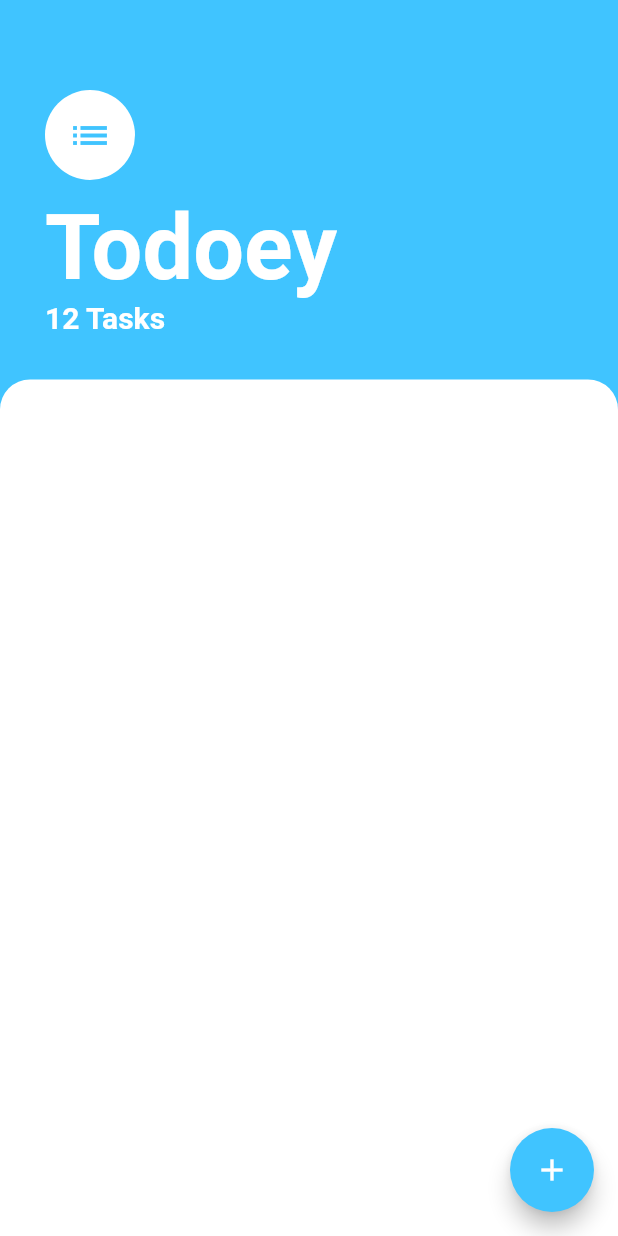
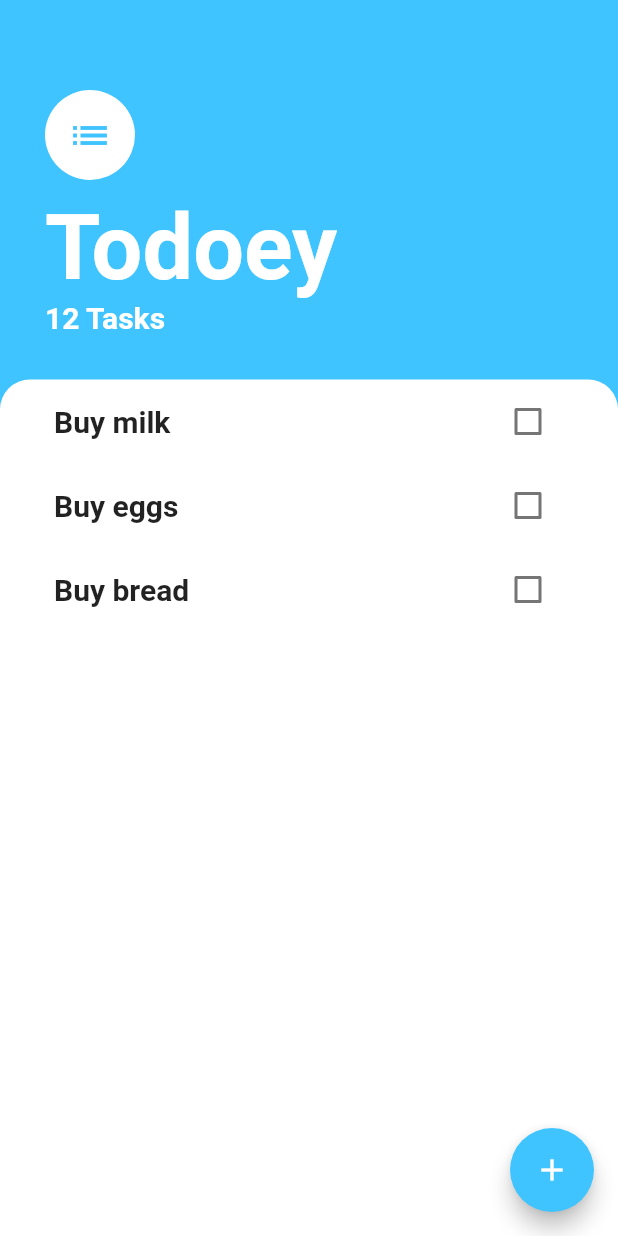
Before and after one commit to FrancaTM/todoey-app, a Flutter app: the screen it shows after launch, on a phone screen of 412 x 824 dp. Run offline on Flutter 3.47's test engine with Material 2 defaults, Android fonts, the phone set to English and light mode, and no system bars.

Commit message:
create tasks list and task tile widgets

```diff
--- a/lib/screens/tasks_screen.dart
+++ b/lib/screens/tasks_screen.dart
@@ -1,4 +1,5 @@
 import 'package:flutter/material.dart';
+import 'package:todoey/widgets/tasks_list.dart';
 
 class TasksScreen extends StatelessWidget {
   @override
@@ -49,6 +50,7 @@ class TasksScreen extends StatelessWidget {
           ),
           Expanded(
             child: Container(
+              padding: EdgeInsets.symmetric(horizontal: 20.0),
               decoration: BoxDecoration(
                 borderRadius: BorderRadius.only(
                   topLeft: Radius.circular(20.0),
@@ -56,6 +58,7 @@ class TasksScreen extends StatelessWidget {
                 ),
                 color: Colors.white,
               ),
+              child: TasksList(),
             ),
           ),
         ],
--- /dev/null
+++ b/lib/widgets/task_tile.dart
@@ -0,0 +1,21 @@
+import 'package:flutter/material.dart';
+
+class TaskTile extends StatelessWidget {
+  final String task;
+
+  const TaskTile({this.task});
+
+  @override
+  Widget build(BuildContext context) {
+    return ListTile(
+      title: Text(
+        task,
+        style: TextStyle(
+          fontSize: 20.0,
+          fontWeight: FontWeight.bold,
+        ),
+      ),
+      trailing: Checkbox(value: false, onChanged: (value) {}),
+    );
+  }
+}
--- /dev/null
+++ b/lib/widgets/tasks_list.dart
@@ -0,0 +1,15 @@
+import 'package:flutter/material.dart';
+import 'package:todoey/widgets/task_tile.dart';
+
+class TasksList extends StatelessWidget {
+  @override
+  Widget build(BuildContext context) {
+    return ListView(
+      children: <Widget>[
+        TaskTile(task: 'Buy milk'),
+        TaskTile(task: 'Buy eggs'),
+        TaskTile(task: 'Buy bread'),
+      ],
+    );
+  }
+}
```
